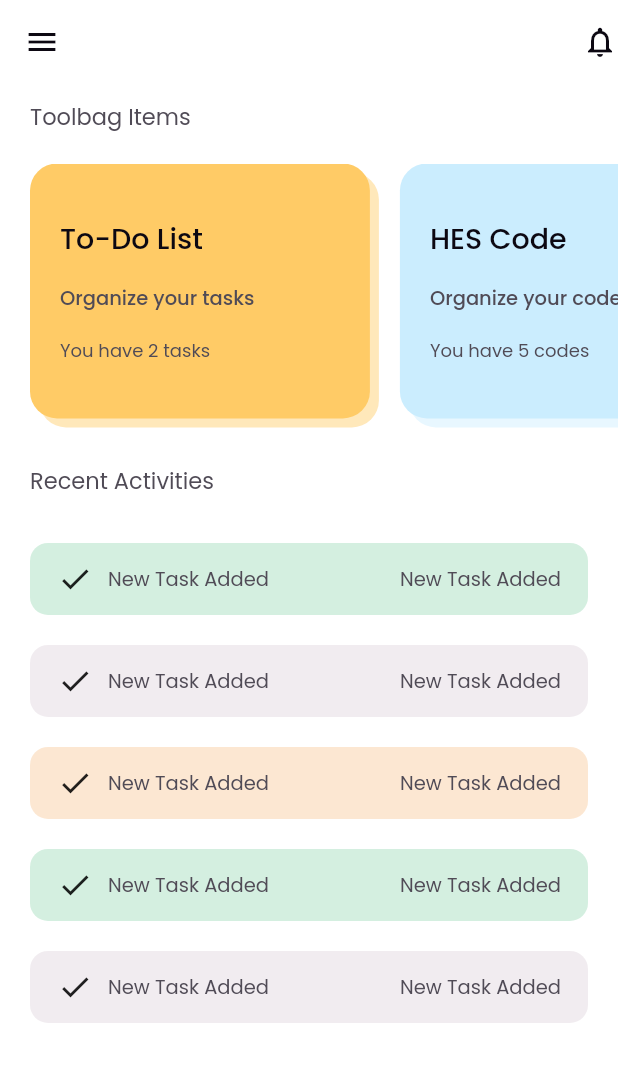
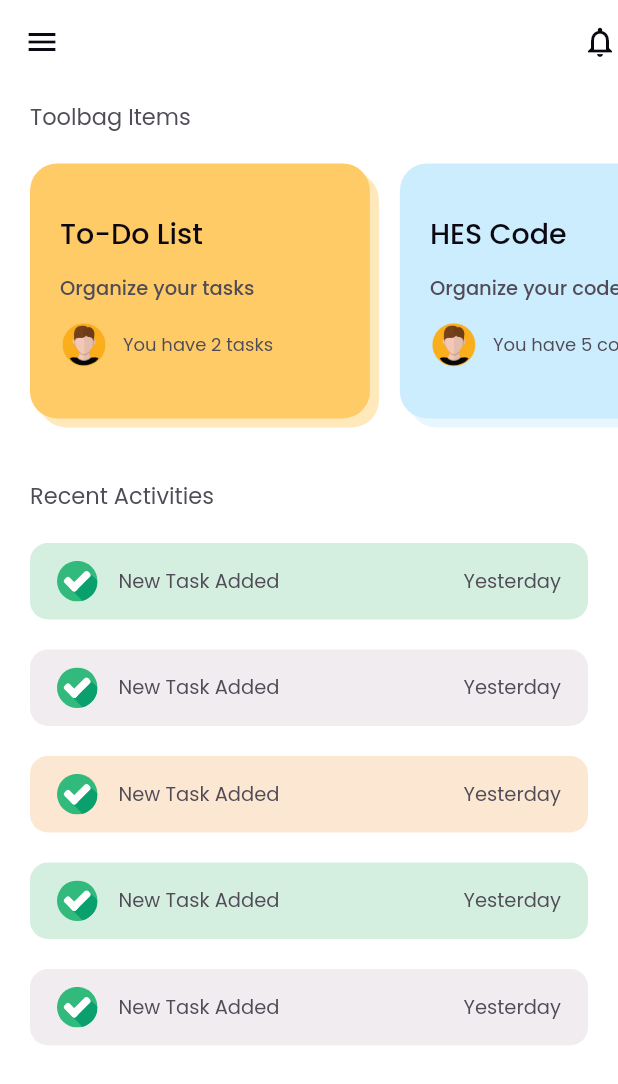
Before and after one commit to samedbcr/personal-toolbag-app, a Flutter app: the screen it shows after launch, on a phone screen of 412 x 824 dp. Shown: the top 1084 px of the screen. Run offline on Flutter 3.47's test engine with Material 2 defaults, Android fonts, the phone set to English and light mode, and no system bars; our stand-ins replace flutter_svg.

Commit message:
svg paketi yuklendi ve anasayfaya img/svg iconlar eklendi

```diff
--- a/lib/view/home_view.dart
+++ b/lib/view/home_view.dart
@@ -1,5 +1,6 @@
 import 'package:PersonalToolbag/theme/constants.dart';
 import 'package:flutter/material.dart';
+import 'package:flutter_svg/svg.dart';
 
 class HomeView extends StatelessWidget {
   @override
@@ -15,6 +16,7 @@ class HomeView extends StatelessWidget {
         children: [
           _buildSectionTitle(context, "Toolbag Items"),
           buildToolbagItemsList(context),
+          SizedBox(height: 20),
           _buildSectionTitle(context, "Recent Activities"),
           _buildRecentActivitiesList(),
         ],
@@ -24,7 +26,7 @@ class HomeView extends StatelessWidget {
 
   Padding _buildSectionTitle(BuildContext context, String text) {
     return Padding(
-      padding: const EdgeInsets.fromLTRB(20, 10, 20, 20),
+      padding: const EdgeInsets.fromLTRB(20, 10, 20, 10),
       child: Text(
         text,
         style: Theme.of(context).textTheme.bodyText1,
@@ -36,7 +38,7 @@ class HomeView extends StatelessWidget {
     return SingleChildScrollView(
       scrollDirection: Axis.horizontal,
       child: Padding(
-        padding: const EdgeInsets.fromLTRB(20, 0, 20, 20),
+        padding: const EdgeInsets.symmetric(horizontal: 20, vertical: 10),
         child: Row(
           children: [
             _buildToolbagItemsCard(context, "To-Do List", "Organize your tasks",
@@ -81,9 +83,19 @@ class HomeView extends StatelessWidget {
                     .bodyText2
                     .copyWith(fontWeight: FontWeight.w500),
               ),
-              Text(
-                countText,
-                style: Theme.of(context).textTheme.caption,
+              Row(
+                children: [
+                  Image.asset(
+                    "assets/images/profile-pic.png",
+                    width: 32,
+                    height: 32,
+                  ),
+                  SizedBox(width: 10),
+                  Text(
+                    countText,
+                    style: Theme.of(context).textTheme.caption,
+                  ),
+                ],
               ),
             ],
           ),
@@ -103,7 +115,7 @@ class HomeView extends StatelessWidget {
                   ? AppConstants.purple
                   : AppConstants.somon,
           "New Task Added",
-          "New Task Added",
+          "Yesterday",
         ),
       ),
     );
@@ -120,8 +132,12 @@ class HomeView extends StatelessWidget {
       ),
       child: Row(
         children: [
-          Icon(Icons.check),
-          SizedBox(width: 10),
+          SvgPicture.asset(
+            "assets/icons/checked.svg",
+            height: 27,
+            width: 27,
+          ),
+          SizedBox(width: 14),
           Text(text),
           Spacer(),
           Text(date),
--- a/pubspec.yaml
+++ b/pubspec.yaml
@@ -23,6 +23,8 @@ environment:
 dependencies:
   flutter:
     sdk: flutter
+
+  flutter_svg: ^0.18.0
 
   # The following adds the Cupertino Icons font to your application.
   # Use with the CupertinoIcons class for iOS style icons.
```
Also changed, not shown: pubspec.lock.
